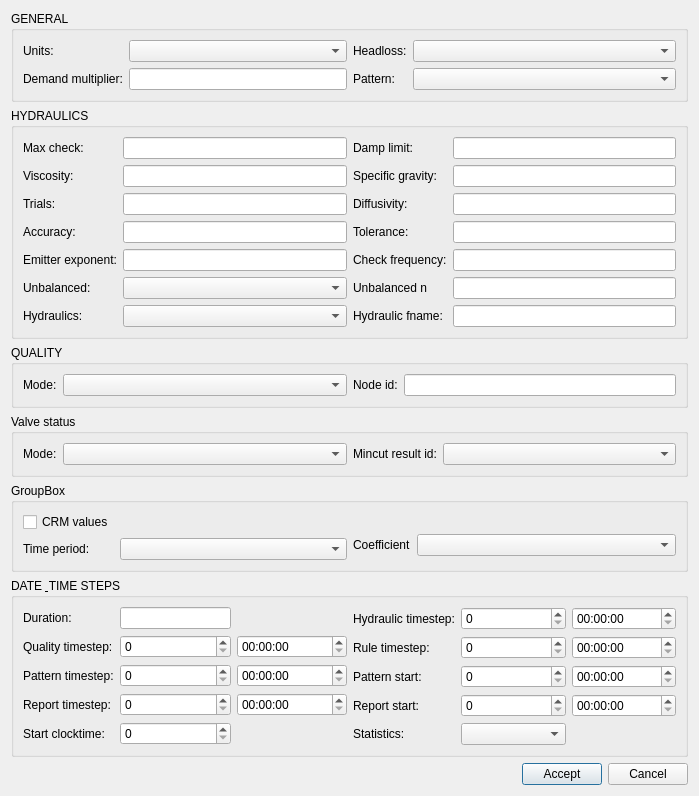
First picture: the form in ui/ws_options.ui, repository Giswater/giswater_qgis_plugin, before the edit.
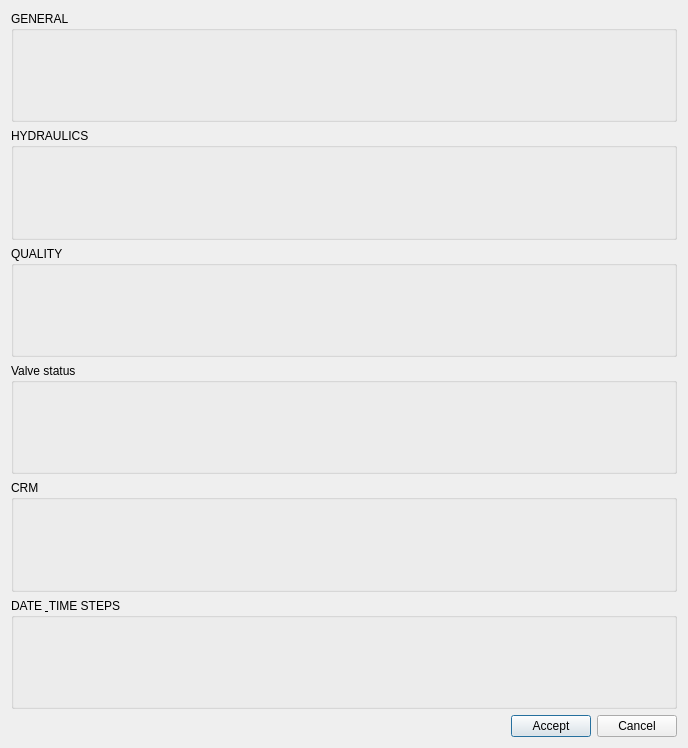
Second picture: the form after the edit.

Commit message: wip making form

Patch:
```diff
--- a/ui/ws_options.ui
+++ b/ui/ws_options.ui
@@ -6,8 +6,8 @@
    <rect>
     <x>0</x>
     <y>0</y>
-    <width>699</width>
-    <height>771</height>
+    <width>688</width>
+    <height>748</height>
    </rect>
   </property>
   <property name="windowTitle">
@@ -29,83 +29,10 @@
        </property>
        <layout class="QGridLayout" name="gridLayout_2" rowstretch="0" columnstretch="0,0">
         <item row="0" column="0">
-         <layout class="QGridLayout" name="gridLayout_3" rowstretch="0,0" columnstretch="0,0">
-          <item row="0" column="0">
-           <widget class="QLabel" name="label">
-            <property name="sizePolicy">
-             <sizepolicy hsizetype="Fixed" vsizetype="Preferred">
-              <horstretch>0</horstretch>
-              <verstretch>0</verstretch>
-             </sizepolicy>
-            </property>
-            <property name="text">
-             <string>Units:</string>
-            </property>
-           </widget>
-          </item>
-          <item row="1" column="0">
-           <widget class="QLabel" name="label_2">
-            <property name="sizePolicy">
-             <sizepolicy hsizetype="Fixed" vsizetype="Preferred">
-              <horstretch>0</horstretch>
-              <verstretch>0</verstretch>
-             </sizepolicy>
-            </property>
-            <property name="text">
-             <string>Demand multiplier:</string>
-            </property>
-           </widget>
-          </item>
-          <item row="0" column="1">
-           <widget class="QComboBox" name="units"/>
-          </item>
-          <item row="1" column="1">
-           <widget class="QLineEdit" name="demand_multiplier">
-            <property name="sizePolicy">
-             <sizepolicy hsizetype="Minimum" vsizetype="Fixed">
-              <horstretch>0</horstretch>
-              <verstretch>0</verstretch>
-             </sizepolicy>
-            </property>
-           </widget>
-          </item>
-         </layout>
+         <layout class="QGridLayout" name="grl_general_1" rowstretch="0" columnstretch="0"/>
         </item>
         <item row="0" column="1">
-         <layout class="QGridLayout" name="gridLayout_4">
-          <item row="1" column="0">
-           <widget class="QLabel" name="label_4">
-            <property name="sizePolicy">
-             <sizepolicy hsizetype="Fixed" vsizetype="Preferred">
-              <horstretch>0</horstretch>
-              <verstretch>0</verstretch>
-             </sizepolicy>
-            </property>
-            <property name="text">
-             <string>Pattern:</string>
-            </property>
-           </widget>
-          </item>
-          <item row="0" column="0">
-           <widget class="QLabel" name="label_3">
-            <property name="sizePolicy">
-             <sizepolicy hsizetype="Fixed" vsizetype="Preferred">
-              <horstretch>0</horstretch>
-              <verstretch>0</verstretch>
-             </sizepolicy>
-            </property>
-            <property name="text">
-             <string>Headloss:</string>
-            </property>
-           </widget>
-          </item>
-          <item row="0" column="1">
-           <widget class="QComboBox" name="headloss"/>
-          </item>
-          <item row="1" column="1">
-           <widget class="QComboBox" name="pattern"/>
-          </item>
-         </layout>
+         <layout class="QGridLayout" name="grl_general_2"/>
         </item>
        </layout>
       </widget>
@@ -117,320 +44,10 @@
        </property>
        <layout class="QGridLayout" name="gridLayout_6">
         <item row="0" column="1">
-         <layout class="QGridLayout" name="gridLayout_5">
-          <item row="6" column="0">
-           <widget class="QLabel" name="label_12">
-            <property name="sizePolicy">
-             <sizepolicy hsizetype="Fixed" vsizetype="Preferred">
-              <horstretch>0</horstretch>
-              <verstretch>0</verstretch>
-             </sizepolicy>
-            </property>
-            <property name="text">
-             <string>Hydraulic fname:</string>
-            </property>
-           </widget>
-          </item>
-          <item row="5" column="0">
-           <widget class="QLabel" name="label_13">
-            <property name="sizePolicy">
-             <sizepolicy hsizetype="Fixed" vsizetype="Preferred">
-              <horstretch>0</horstretch>
-              <verstretch>0</verstretch>
-             </sizepolicy>
-            </property>
-            <property name="text">
-             <string>Unbalanced n</string>
-            </property>
-           </widget>
-          </item>
-          <item row="3" column="0">
-           <widget class="QLabel" name="label_15">
-            <property name="sizePolicy">
-             <sizepolicy hsizetype="Fixed" vsizetype="Preferred">
-              <horstretch>0</horstretch>
-              <verstretch>0</verstretch>
-             </sizepolicy>
-            </property>
-            <property name="text">
-             <string>Tolerance:</string>
-            </property>
-           </widget>
-          </item>
-          <item row="4" column="0">
-           <widget class="QLabel" name="label_14">
-            <property name="sizePolicy">
-             <sizepolicy hsizetype="Fixed" vsizetype="Preferred">
-              <horstretch>0</horstretch>
-              <verstretch>0</verstretch>
-             </sizepolicy>
-            </property>
-            <property name="text">
-             <string>Check frequency:</string>
-            </property>
-           </widget>
-          </item>
-          <item row="2" column="0">
-           <widget class="QLabel" name="label_16">
-            <property name="sizePolicy">
-             <sizepolicy hsizetype="Fixed" vsizetype="Preferred">
-              <horstretch>0</horstretch>
-              <verstretch>0</verstretch>
-             </sizepolicy>
-            </property>
-            <property name="text">
-             <string>Diffusivity:</string>
-            </property>
-           </widget>
-          </item>
-          <item row="0" column="0">
-           <widget class="QLabel" name="label_18">
-            <property name="sizePolicy">
-             <sizepolicy hsizetype="Fixed" vsizetype="Preferred">
-              <horstretch>0</horstretch>
-              <verstretch>0</verstretch>
-             </sizepolicy>
-            </property>
-            <property name="text">
-             <string>Damp limit:</string>
-            </property>
-           </widget>
-          </item>
-          <item row="1" column="0">
-           <widget class="QLabel" name="label_17">
-            <property name="sizePolicy">
-             <sizepolicy hsizetype="Fixed" vsizetype="Preferred">
-              <horstretch>0</horstretch>
-              <verstretch>0</verstretch>
-             </sizepolicy>
-            </property>
-            <property name="text">
-             <string>Specific gravity:</string>
-            </property>
-           </widget>
-          </item>
-          <item row="0" column="1">
-           <widget class="QLineEdit" name="damplimit">
-            <property name="sizePolicy">
-             <sizepolicy hsizetype="Minimum" vsizetype="Fixed">
-              <horstretch>0</horstretch>
-              <verstretch>0</verstretch>
-             </sizepolicy>
-            </property>
-           </widget>
-          </item>
-          <item row="1" column="1">
-           <widget class="QLineEdit" name="specific_gravity">
-            <property name="sizePolicy">
-             <sizepolicy hsizetype="Minimum" vsizetype="Fixed">
-              <horstretch>0</horstretch>
-              <verstretch>0</verstretch>
-             </sizepolicy>
-            </property>
-           </widget>
-          </item>
-          <item row="2" column="1">
-           <widget class="QLineEdit" name="diffusivity">
-            <property name="sizePolicy">
-             <sizepolicy hsizetype="Minimum" vsizetype="Fixed">
-              <horstretch>0</horstretch>
-              <verstretch>0</verstretch>
-             </sizepolicy>
-            </property>
-           </widget>
-          </item>
-          <item row="3" column="1">
-           <widget class="QLineEdit" name="tolerance">
-            <property name="sizePolicy">
-             <sizepolicy hsizetype="Minimum" vsizetype="Fixed">
-              <horstretch>0</horstretch>
-              <verstretch>0</verstretch>
-             </sizepolicy>
-            </property>
-           </widget>
-          </item>
-          <item row="4" column="1">
-           <widget class="QLineEdit" name="checkfreq">
-            <property name="sizePolicy">
-             <sizepolicy hsizetype="Minimum" vsizetype="Fixed">
-              <horstretch>0</horstretch>
-              <verstretch>0</verstretch>
-             </sizepolicy>
-            </property>
-           </widget>
-          </item>
-          <item row="5" column="1">
-           <widget class="QLineEdit" name="unbalanced_n">
-            <property name="sizePolicy">
-             <sizepolicy hsizetype="Minimum" vsizetype="Fixed">
-              <horstretch>0</horstretch>
-              <verstretch>0</verstretch>
-             </sizepolicy>
-            </property>
-           </widget>
-          </item>
-          <item row="6" column="1">
-           <widget class="QLineEdit" name="hydraulics_fname">
-            <property name="sizePolicy">
-             <sizepolicy hsizetype="Minimum" vsizetype="Fixed">
-              <horstretch>0</horstretch>
-              <verstretch>0</verstretch>
-             </sizepolicy>
-            </property>
-           </widget>
-          </item>
-         </layout>
+         <layout class="QGridLayout" name="grl_hyd_4"/>
         </item>
         <item row="0" column="0">
-         <layout class="QGridLayout" name="gridLayout_7">
-          <item row="4" column="0">
-           <widget class="QLabel" name="label_8">
-            <property name="sizePolicy">
-             <sizepolicy hsizetype="Fixed" vsizetype="Preferred">
-              <horstretch>0</horstretch>
-              <verstretch>0</verstretch>
-             </sizepolicy>
-            </property>
-            <property name="text">
-             <string>Emitter exponent:</string>
-            </property>
-           </widget>
-          </item>
-          <item row="6" column="0">
-           <widget class="QLabel" name="label_6">
-            <property name="sizePolicy">
-             <sizepolicy hsizetype="Fixed" vsizetype="Preferred">
-              <horstretch>0</horstretch>
-              <verstretch>0</verstretch>
-             </sizepolicy>
-            </property>
-            <property name="text">
-             <string>Hydraulics:</string>
-            </property>
-           </widget>
-          </item>
-          <item row="5" column="0">
-           <widget class="QLabel" name="label_7">
-            <property name="sizePolicy">
-             <sizepolicy hsizetype="Fixed" vsizetype="Preferred">
-              <horstretch>0</horstretch>
-              <verstretch>0</verstretch>
-             </sizepolicy>
-            </property>
-            <property name="text">
-             <string>Unbalanced:</string>
-            </property>
-           </widget>
-          </item>
-          <item row="1" column="0">
-           <widget class="QLabel" name="label_9">
-            <property name="sizePolicy">
-             <sizepolicy hsizetype="Fixed" vsizetype="Preferred">
-              <horstretch>0</horstretch>
-              <verstretch>0</verstretch>
-             </sizepolicy>
-            </property>
-            <property name="text">
-             <string>Viscosity:</string>
-            </property>
-           </widget>
-          </item>
-          <item row="2" column="0">
-           <widget class="QLabel" name="label_10">
-            <property name="sizePolicy">
-             <sizepolicy hsizetype="Fixed" vsizetype="Preferred">
-              <horstretch>0</horstretch>
-              <verstretch>0</verstretch>
-             </sizepolicy>
-            </property>
-            <property name="text">
-             <string>Trials:</string>
-            </property>
-           </widget>
-          </item>
-          <item row="3" column="0">
-           <widget class="QLabel" name="label_11">
-            <property name="sizePolicy">
-             <sizepolicy hsizetype="Fixed" vsizetype="Preferred">
-              <horstretch>0</horstretch>
-              <verstretch>0</verstretch>
-             </sizepolicy>
-            </property>
-            <property name="text">
-             <string>Accuracy:</string>
-            </property>
-           </widget>
-          </item>
-          <item row="0" column="0">
-           <widget class="QLabel" name="label_5">
-            <property name="sizePolicy">
-             <sizepolicy hsizetype="Fixed" vsizetype="Preferred">
-              <horstretch>0</horstretch>
-              <verstretch>0</verstretch>
-             </sizepolicy>
-            </property>
-            <property name="text">
-             <string>Max check:</string>
-            </property>
-           </widget>
-          </item>
-          <item row="1" column="1">
-           <widget class="QLineEdit" name="viscosity">
-            <property name="sizePolicy">
-             <sizepolicy hsizetype="Minimum" vsizetype="Fixed">
-              <horstretch>0</horstretch>
-              <verstretch>0</verstretch>
-             </sizepolicy>
-            </property>
-           </widget>
-          </item>
-          <item row="0" column="1">
-           <widget class="QLineEdit" name="maxcheck">
-            <property name="sizePolicy">
-             <sizepolicy hsizetype="Minimum" vsizetype="Fixed">
-              <horstretch>0</horstretch>
-              <verstretch>0</verstretch>
-             </sizepolicy>
-            </property>
-           </widget>
-          </item>
-          <item row="2" column="1">
-           <widget class="QLineEdit" name="trials">
-            <property name="sizePolicy">
-             <sizepolicy hsizetype="Minimum" vsizetype="Fixed">
-              <horstretch>0</horstretch>
-              <verstretch>0</verstretch>
-             </sizepolicy>
-            </property>
-           </widget>
-          </item>
-          <item row="3" column="1">
-           <widget class="QLineEdit" name="accuracy">
-            <property name="sizePolicy">
-             <sizepolicy hsizetype="Minimum" vsizetype="Fixed">
-              <horstretch>0</horstretch>
-              <verstretch>0</verstretch>
-             </sizepolicy>
-            </property>
-           </widget>
-          </item>
-          <item row="4" column="1">
-           <widget class="QLineEdit" name="emitter_exponent">
-            <property name="sizePolicy">
-             <sizepolicy hsizetype="Minimum" vsizetype="Fixed">
-              <horstretch>0</horstretch>
-              <verstretch>0</verstretch>
-             </sizepolicy>
-            </property>
-           </widget>
-          </item>
-          <item row="5" column="1">
-           <widget class="QComboBox" name="unbalanced"/>
-          </item>
-          <item row="6" column="1">
-           <widget class="QComboBox" name="hydraulics"/>
-          </item>
-         </layout>
+         <layout class="QGridLayout" name="grl_hyd_3"/>
         </item>
        </layout>
       </widget>
@@ -441,52 +58,11 @@
         <string>QUALITY</string>
        </property>
        <layout class="QGridLayout" name="gridLayout_9">
-        <item row="0" column="1">
-         <layout class="QGridLayout" name="gridLayout_8" columnstretch="0,0" columnminimumwidth="0,0">
-          <item row="0" column="0">
-           <widget class="QLabel" name="label_20">
-            <property name="sizePolicy">
-             <sizepolicy hsizetype="Fixed" vsizetype="Preferred">
-              <horstretch>0</horstretch>
-              <verstretch>0</verstretch>
-             </sizepolicy>
-            </property>
-            <property name="text">
-             <string>Node id:</string>
-            </property>
-           </widget>
-          </item>
-          <item row="0" column="1">
-           <widget class="QLineEdit" name="node_id">
-            <property name="sizePolicy">
-             <sizepolicy hsizetype="Minimum" vsizetype="Fixed">
-              <horstretch>0</horstretch>
-              <verstretch>0</verstretch>
-             </sizepolicy>
-            </property>
-           </widget>
-          </item>
-         </layout>
-        </item>
         <item row="0" column="0">
-         <layout class="QGridLayout" name="gridLayout_10">
-          <item row="0" column="0">
-           <widget class="QLabel" name="label_19">
-            <property name="sizePolicy">
-             <sizepolicy hsizetype="Fixed" vsizetype="Preferred">
-              <horstretch>0</horstretch>
-              <verstretch>0</verstretch>
-             </sizepolicy>
-            </property>
-            <property name="text">
-             <string>Mode:</string>
-            </property>
-           </widget>
-          </item>
-          <item row="0" column="1">
-           <widget class="QComboBox" name="quality"/>
-          </item>
-         </layout>
+         <layout class="QGridLayout" name="grl_quality_5"/>
+        </item>
+        <item row="0" column="1">
+         <layout class="QGridLayout" name="grl_quality_6" columnstretch="0"/>
         </item>
        </layout>
       </widget>
@@ -498,44 +74,10 @@
        </property>
        <layout class="QGridLayout" name="gridLayout_13">
         <item row="0" column="1">
-         <layout class="QGridLayout" name="gridLayout_11">
-          <item row="0" column="1">
-           <widget class="QComboBox" name="valve_mode_mincut_result"/>
-          </item>
-          <item row="0" column="0">
-           <widget class="QLabel" name="label_33">
-            <property name="sizePolicy">
-             <sizepolicy hsizetype="Fixed" vsizetype="Preferred">
-              <horstretch>0</horstretch>
-              <verstretch>0</verstretch>
-             </sizepolicy>
-            </property>
-            <property name="text">
-             <string>Mincut result id:</string>
-            </property>
-           </widget>
-          </item>
-         </layout>
+         <layout class="QGridLayout" name="grl_status_8"/>
         </item>
         <item row="0" column="0">
-         <layout class="QGridLayout" name="gridLayout_14">
-          <item row="0" column="0">
-           <widget class="QLabel" name="label_23">
-            <property name="sizePolicy">
-             <sizepolicy hsizetype="Fixed" vsizetype="Preferred">
-              <horstretch>0</horstretch>
-              <verstretch>0</verstretch>
-             </sizepolicy>
-            </property>
-            <property name="text">
-             <string>Mode:</string>
-            </property>
-           </widget>
-          </item>
-          <item row="0" column="1">
-           <widget class="QComboBox" name="valve_mode"/>
-          </item>
-         </layout>
+         <layout class="QGridLayout" name="grl_status_7"/>
         </item>
        </layout>
       </widget>
@@ -543,71 +85,14 @@
      <item>
       <widget class="QGroupBox" name="groupBox_5">
        <property name="title">
-        <string>GroupBox</string>
+        <string>CRM</string>
        </property>
        <layout class="QGridLayout" name="gridLayout_16">
         <item row="0" column="1">
-         <layout class="QGridLayout" name="gridLayout_15" rowminimumheight="0,0" columnminimumwidth="0,0">
-          <item row="1" column="1">
-           <widget class="QComboBox" name="rtc_coefficient"/>
-          </item>
-          <item row="1" column="0">
-           <widget class="QLabel" name="label_34">
-            <property name="sizePolicy">
-             <sizepolicy hsizetype="Fixed" vsizetype="Preferred">
-              <horstretch>0</horstretch>
-              <verstretch>0</verstretch>
-             </sizepolicy>
-            </property>
-            <property name="text">
-             <string>Coefficient</string>
-            </property>
-           </widget>
-          </item>
-          <item row="0" column="1">
-           <spacer name="verticalSpacer">
-            <property name="orientation">
-             <enum>Qt::Vertical</enum>
-            </property>
-            <property name="sizeType">
-             <enum>QSizePolicy::Fixed</enum>
-            </property>
-            <property name="sizeHint" stdset="0">
-             <size>
-              <width>20</width>
-              <height>18</height>
-             </size>
-            </property>
-           </spacer>
-          </item>
-         </layout>
+         <layout class="QGridLayout" name="grl_crm_10"/>
         </item>
         <item row="0" column="0">
-         <layout class="QGridLayout" name="gridLayout_17">
-          <item row="1" column="0">
-           <widget class="QLabel" name="label_22">
-            <property name="sizePolicy">
-             <sizepolicy hsizetype="Fixed" vsizetype="Preferred">
-              <horstretch>0</horstretch>
-              <verstretch>0</verstretch>
-             </sizepolicy>
-            </property>
-            <property name="text">
-             <string>Time period:</string>
-            </property>
-           </widget>
-          </item>
-          <item row="1" column="1">
-           <widget class="QComboBox" name="rtc_period_id"/>
-          </item>
-          <item row="0" column="0">
-           <widget class="QCheckBox" name="rtc_enabled">
-            <property name="text">
-             <string>CRM values</string>
-            </property>
-           </widget>
-          </item>
-         </layout>
+         <layout class="QGridLayout" name="grl_crm_9"/>
         </item>
        </layout>
       </widget>
@@ -619,200 +104,10 @@
        </property>
        <layout class="QGridLayout" name="gridLayout_19">
         <item row="0" column="1">
-         <layout class="QGridLayout" name="gridLayout_18" rowstretch="0,0,0,0,0" columnstretch="0,0,0">
-          <item row="4" column="1">
-           <widget class="QComboBox" name="statistic"/>
-          </item>
-          <item row="0" column="0">
-           <widget class="QLabel" name="label_28">
-            <property name="sizePolicy">
-             <sizepolicy hsizetype="Fixed" vsizetype="Preferred">
-              <horstretch>0</horstretch>
-              <verstretch>0</verstretch>
-             </sizepolicy>
-            </property>
-            <property name="text">
-             <string>Hydraulic timestep:</string>
-            </property>
-           </widget>
-          </item>
-          <item row="4" column="0">
-           <widget class="QLabel" name="label_29">
-            <property name="sizePolicy">
-             <sizepolicy hsizetype="Fixed" vsizetype="Preferred">
-              <horstretch>0</horstretch>
-              <verstretch>0</verstretch>
-             </sizepolicy>
-            </property>
-            <property name="text">
-             <string>Statistics:</string>
-            </property>
-           </widget>
-          </item>
-          <item row="1" column="0">
-           <widget class="QLabel" name="label_31">
-            <property name="sizePolicy">
-             <sizepolicy hsizetype="Fixed" vsizetype="Preferred">
-              <horstretch>0</horstretch>
-              <verstretch>0</verstretch>
-             </sizepolicy>
-            </property>
-            <property name="text">
-             <string>Rule timestep:</string>
-            </property>
-           </widget>
-          </item>
-          <item row="3" column="0">
-           <widget class="QLabel" name="label_30">
-            <property name="sizePolicy">
-             <sizepolicy hsizetype="Fixed" vsizetype="Preferred">
-              <horstretch>0</horstretch>
-              <verstretch>0</verstretch>
-             </sizepolicy>
-            </property>
-            <property name="text">
-             <string>Report start:</string>
-            </property>
-           </widget>
-          </item>
-          <item row="2" column="0">
-           <widget class="QLabel" name="label_32">
-            <property name="sizePolicy">
-             <sizepolicy hsizetype="Fixed" vsizetype="Preferred">
-              <horstretch>0</horstretch>
-              <verstretch>0</verstretch>
-             </sizepolicy>
-            </property>
-            <property name="text">
-             <string>Pattern start:</string>
-            </property>
-           </widget>
-          </item>
-          <item row="0" column="1">
-           <widget class="QSpinBox" name="hydraulic_timestep_day"/>
-          </item>
-          <item row="1" column="1">
-           <widget class="QSpinBox" name="rule_timestep_day"/>
-          </item>
-          <item row="2" column="1">
-           <widget class="QSpinBox" name="pattern_start_day"/>
-          </item>
-          <item row="3" column="1">
-           <widget class="QSpinBox" name="report_start_day"/>
-          </item>
-          <item row="0" column="2">
-           <widget class="QTimeEdit" name="hydraulic_timestep"/>
-          </item>
-          <item row="1" column="2">
-           <widget class="QTimeEdit" name="rule_timestep"/>
-          </item>
-          <item row="2" column="2">
-           <widget class="QTimeEdit" name="pattern_start"/>
-          </item>
-          <item row="3" column="2">
-           <widget class="QTimeEdit" name="report_start"/>
-          </item>
-         </layout>
+         <layout class="QGridLayout" name="grl_date_12" rowstretch="0" columnstretch="0"/>
         </item>
         <item row="0" column="0">
-         <layout class="QGridLayout" name="gridLayout_20">
-          <item row="0" column="1">
-           <widget class="QLineEdit" name="duration">
-            <property name="sizePolicy">
-             <sizepolicy hsizetype="Minimum" vsizetype="Fixed">
-              <horstretch>0</horstretch>
-              <verstretch>0</verstretch>
-             </sizepolicy>
-            </property>
-           </widget>
-          </item>
-          <item row="4" column="0">
-           <widget class="QLabel" name="label_21">
-            <property name="sizePolicy">
-             <sizepolicy hsizetype="Fixed" vsizetype="Preferred">
-              <horstretch>0</horstretch>
-              <verstretch>0</verstretch>
-             </sizepolicy>
-            </property>
-            <property name="text">
-             <string>Start clocktime:</string>
-            </property>
-           </widget>
-          </item>
-          <item row="3" column="0">
-           <widget class="QLabel" name="label_24">
-            <property name="sizePolicy">
-             <sizepolicy hsizetype="Fixed" vsizetype="Preferred">
-              <horstretch>0</horstretch>
-              <verstretch>0</verstretch>
-             </sizepolicy>
-            </property>
-            <property name="text">
-             <string>Report timestep:</string>
-            </property>
-           </widget>
-          </item>
-          <item row="2" column="0">
-           <widget class="QLabel" name="label_25">
-            <property name="sizePolicy">
-             <sizepolicy hsizetype="Fixed" vsizetype="Preferred">
-              <horstretch>0</horstretch>
-              <verstretch>0</verstretch>
-             </sizepolicy>
-            </property>
-            <property name="text">
-             <string>Pattern timestep:</string>
-            </property>
-           </widget>
-          </item>
-          <item row="1" column="0">
-           <widget class="QLabel" name="label_26">
-            <property name="sizePolicy">
-             <sizepolicy hsizetype="Fixed" vsizetype="Preferred">
-              <horstretch>0</horstretch>
-              <verstretch>0</verstretch>
-             </sizepolicy>
-            </property>
-            <property name="text">
-             <string>Quality timestep:</string>
-            </property>
-           </widget>
-          </item>
-          <item row="0" column="0">
-           <widget class="QLabel" name="label_27">
-            <property name="sizePolicy">
-             <sizepolicy hsizetype="Fixed" vsizetype="Preferred">
-              <horstretch>0</horstretch>
-              <verstretch>0</verstretch>
-             </sizepolicy>
-            </property>
-            <property name="text">
-             <string>Duration:</string>
-            </property>
-           </widget>
-          </item>
-          <item row="2" column="1">
-           <widget class="QSpinBox" name="pattern_timestep_day"/>
-          </item>
-          <item row="3" column="1">
-           <widget class="QSpinBox" name="report_timestep_day"/>
-          </item>
-          <item row="4" column="1">
-           <widget class="QSpinBox" name="start_clocktime"/>
-          </item>
-          <item row="1" column="1">
-           <widget class="QSpinBox" name="quality_timestep_day"/>
-          </item>
-          <item row="1" column="2">
-           <widget class="QTimeEdit" name="quality_timestep"/>
-          </item>
-          <item row="2" column="2">
-           <widget class="QTimeEdit" name="pattern_timestep"/>
-          </item>
-          <item row="3" column="2">
-           <widget class="QTimeEdit" name="report_timestep"/>
-          </item>
-         </layout>
+         <layout class="QGridLayout" name="grl_date_11"/>
         </item>
        </layout>
       </widget>
```
The commit also changes 3 other files.
